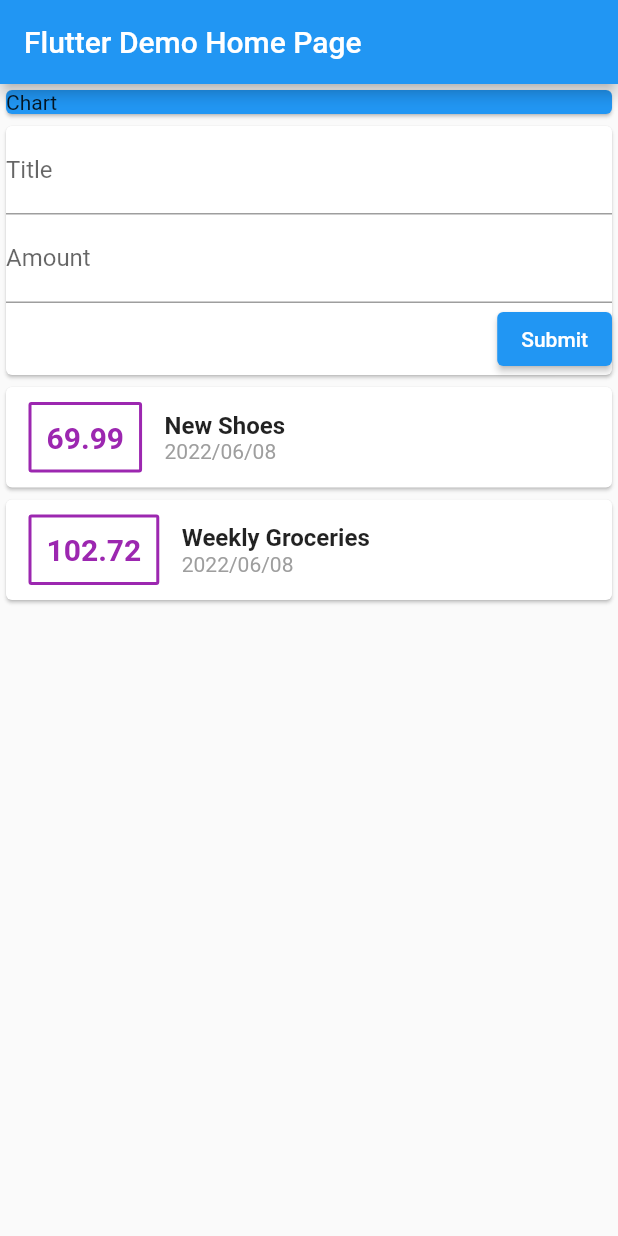
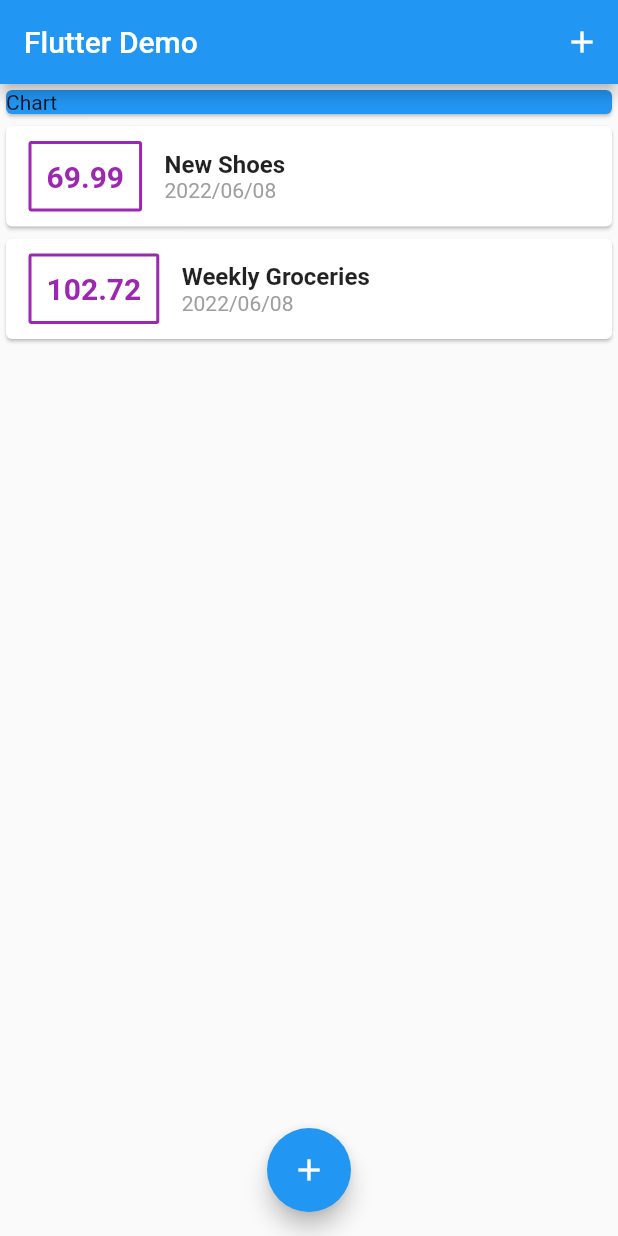
Before and after one commit to MemoryReload/FlutterTutorial, a Flutter app: the screen it shows after launch, on a phone screen of 412 x 824 dp. Run offline on Flutter 3.47's test engine with Material 2 defaults, Android fonts, the phone set to English and light mode, and no system bars.

Commit message:
refactor the transaction list

```diff
--- a/com_test_flutter_transaction/lib/main.dart
+++ b/com_test_flutter_transaction/lib/main.dart
@@ -1,5 +1,7 @@
+import 'package:com_test_flutter_transaction/widgets/new_transaction.dart';
 import 'package:flutter/material.dart';
-import './widgets/transactions.dart';
+import '../widgets/transaction_list.dart';
+import '../models/transaction.dart';
 
 void main() {
   runApp(const MyApp());
@@ -25,12 +27,12 @@ class MyApp extends StatelessWidget {
         // is not restarted.
         primarySwatch: Colors.blue,
       ),
-      home: const MyHomePage(title: 'Flutter Demo Home Page'),
+      home: const MyHomePage(title: 'Flutter Demo'),
     );
   }
 }
 
-class MyHomePage extends StatelessWidget {
+class MyHomePage extends StatefulWidget {
   const MyHomePage({Key? key, required this.title}) : super(key: key);
 
   // This widget is the home page of your application. It is stateful, meaning
@@ -45,6 +47,39 @@ class MyHomePage extends StatelessWidget {
   final String title;
 
   @override
+  State<MyHomePage> createState() => _MyHomePageState();
+}
+
+class _MyHomePageState extends State<MyHomePage> {
+  final List<Transaction> transactions = [
+    Transaction(
+        id: "t1", name: "New Shoes", amount: 69.99, date: DateTime.now()),
+    Transaction(
+        id: "t1",
+        name: "Weekly Groceries",
+        amount: 102.72,
+        date: DateTime.now()),
+  ];
+
+  void _addTransaction(String title, double amount) {
+    setState(() {
+      transactions.add(Transaction(
+          id: DateTime.now().toString(),
+          name: title,
+          amount: amount,
+          date: DateTime.now()));
+    });
+  }
+
+  void _startAddNewTransaction(BuildContext ctx) {
+    showModalBottomSheet(
+        context: ctx,
+        builder: (ctx) {
+          return NewTransaction(commitCallback: _addTransaction);
+        });
+  }
+
+  @override
   Widget build(BuildContext context) {
     // This method is rerun every time setState is called, for instance as done
     // by the _incrementCounter method above.
@@ -52,24 +87,36 @@ class MyHomePage extends StatelessWidget {
     // The Flutter framework has been optimized to make rerunning build methods
     // fast, so that you can just rebuild anything that needs updating rather
     // than having to individually change instances of widgets.
+
     return Scaffold(
       appBar: AppBar(
         // Here we take the value from the MyHomePage object that was created by
         // the App.build method, and use it to set our appbar title.
-        title: Text(title),
+        actions: [
+          IconButton(
+            icon: const Icon(Icons.add),
+            onPressed: () => {_startAddNewTransaction(context)},
+          ),
+        ],
+        title: Text(widget.title),
       ),
       body: SingleChildScrollView(
         child: Column(
             mainAxisAlignment: MainAxisAlignment.start,
             crossAxisAlignment: CrossAxisAlignment.stretch,
-            children: const [
-                 Card(
-                  color: Colors.blue,
-                  child: Text('Chart'),
-                ),
-              Transactions(),
+            children: [
+              const Card(
+                color: Colors.blue,
+                child: Text('Chart'),
+              ),
+              TransactionList(transactions: transactions),
             ]),
-      ), // This trailing comma makes auto-formatting nicer for build methods.
+      ),
+      floatingActionButton: FloatingActionButton(
+        child: const Icon(Icons.add),
+        onPressed: () => {_startAddNewTransaction(context)},
+      ),
+      floatingActionButtonLocation: FloatingActionButtonLocation.centerFloat,
     );
   }
 }
--- a/com_test_flutter_transaction/lib/widgets/new_transaction.dart
+++ b/com_test_flutter_transaction/lib/widgets/new_transaction.dart
@@ -1,11 +1,19 @@
 import 'package:flutter/material.dart';
 
-class NewTransaction extends StatelessWidget {
+class NewTransaction extends StatefulWidget {
   final Function commitCallback;
+
+  const NewTransaction({Key? key, required this.commitCallback})
+      : super(key: key);
+
+  @override
+  State<NewTransaction> createState() => _NewTransactionState();
+}
+
+class _NewTransactionState extends State<NewTransaction> {
   final titleController = TextEditingController();
+
   final amountController = TextEditingController();
-
-  NewTransaction({Key? key, required this.commitCallback}) : super(key: key);
 
   void submit() {
     final title = titleController.text;
@@ -13,7 +21,8 @@ class NewTransaction extends StatelessWidget {
     if (title.isEmpty || amount <= 0) {
       return;
     }
-    commitCallback(title, amount);
+    widget.commitCallback(title, amount);
+    Navigator.of(context).pop();
   }
 
   @override
```
